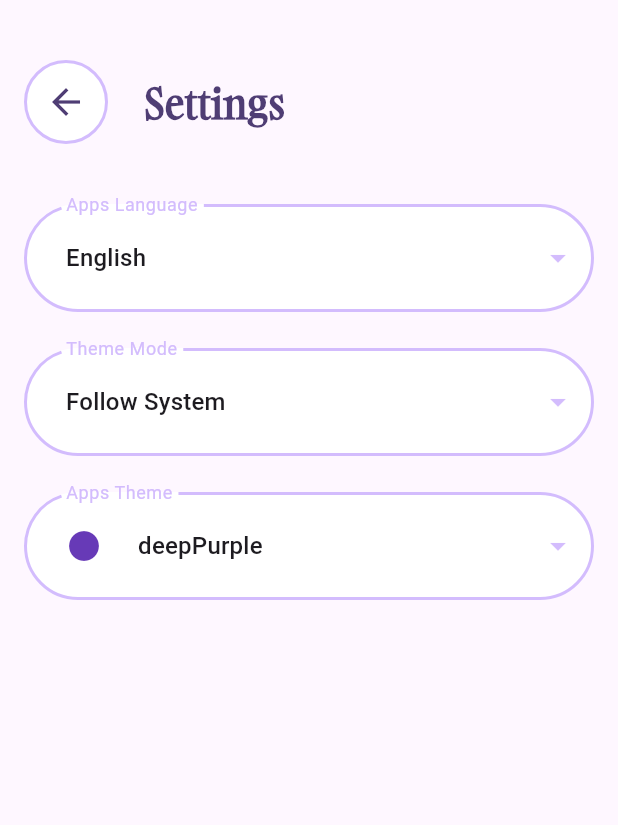
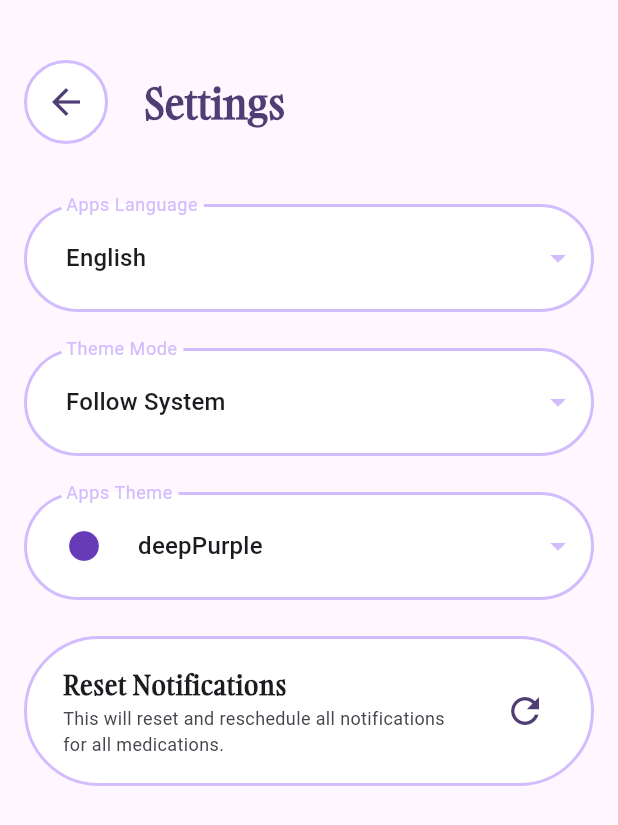
Before and after one commit to MoazSalem/Flutter_Pills_Reminder, a Flutter app: the SettingsScreen screen opened directly, on a phone screen of 412 x 824 dp. Shown: the top 825 px of the screen. Run offline on Flutter 3.47's test engine with Material 3 defaults, Android fonts, the phone set to English and light mode, and no system bars; our stand-ins replace flutter_local_notifications, flutter_timezone, get, hive_ce_flutter, permission_handler, timezone; accounts and stored records are empty; statements that could not run were skipped.

Commit message:
Add reset notifications to ui

```diff
--- a/lib/core/styles/sizes.dart
+++ b/lib/core/styles/sizes.dart
@@ -5,6 +5,7 @@ class AppSizes {
   static const double smallPadding = 8.0;
   static const double normalPadding = 16.0;
   static const double largePadding = 24.0;
+  static const double tinyTextSize = 12.0;
   static const double smallTextSize = 14.0;
   static const double normalTextSize = 18.0;
   static const double largeTextSize = 24.0;
--- /dev/null
+++ b/lib/core/widgets/reset_notifications.dart
@@ -0,0 +1,69 @@
+import 'package:flutter/material.dart';
+import 'package:get/get.dart';
+import 'package:pills_reminder/core/styles/sizes.dart';
+import 'package:pills_reminder/core/styles/styles.dart';
+import 'package:pills_reminder/core/widgets/custom_button.dart';
+import 'package:pills_reminder/features/notifications/presentation/controllers/notifications_controller.dart';
+
+class ResetNotifications extends StatelessWidget {
+  const ResetNotifications({super.key, this.id});
+  final int? id;
+
+  @override
+  Widget build(BuildContext context) {
+    final theme = Theme.of(context).colorScheme;
+    final controller = Get.find<NotificationsController>();
+    return Container(
+      height: AppSizes.appBarHeight,
+      decoration: BoxDecoration(
+        color: theme.surfaceContainerLowest,
+        borderRadius: BorderRadius.circular(AppSizes.roundedRadius),
+        border: Border.all(
+          color: theme.primaryFixedDim,
+          width: AppSizes.borderWidth,
+        ),
+      ),
+      child: Center(
+        child: ListTile(
+          title: Padding(
+            padding: const EdgeInsets.symmetric(
+              horizontal: AppSizes.smallPadding,
+            ),
+            child: Text(
+              'resetNotifications'.tr,
+              style: AppStyles.title.copyWith(
+                fontSize: AppSizes.normalTextSize,
+              ),
+            ),
+          ),
+          subtitle: Padding(
+            padding: const EdgeInsets.symmetric(
+              horizontal: AppSizes.smallPadding,
+            ),
+            child: Text(
+              id != null
+                  ? 'resetNotificationsDescription'.tr
+                  : 'resetAllNotificationsDescription'.tr,
+              style: AppStyles.subTitle.copyWith(
+                fontSize: AppSizes.tinyTextSize,
+              ),
+            ),
+          ),
+          trailing: CustomButton(
+            size: 40,
+            icon: Icon(
+              Icons.refresh,
+              size: AppSizes.largeIconSize,
+              color: theme.onPrimaryContainer,
+            ),
+            onTap: () async {
+              id != null
+                  ? await controller.rescheduleMedicationsNotifications(id: id!)
+                  : await controller.rescheduleAllNotifications();
+            },
+          ),
+        ),
+      ),
+    );
+  }
+}
--- a/lib/features/medications/presentation/screens/medication_screen/medication_screen.dart
+++ b/lib/features/medications/presentation/screens/medication_screen/medication_screen.dart
@@ -8,6 +8,7 @@ import 'package:pills_reminder/features/medications/presentation/controllers/med
 import 'package:pills_reminder/core/widgets/custom_button.dart';
 import 'package:pills_reminder/features/medications/presentation/screens/edit_medication_screen/edit_medication_screen.dart';
 import 'package:pills_reminder/features/medications/presentation/screens/medication_screen/widgets/frequency_and_days.dart';
+import 'package:pills_reminder/core/widgets/reset_notifications.dart';
 import 'package:pills_reminder/features/medications/presentation/screens/medication_screen/widgets/times_item.dart';
 
 class MedicationScreen extends StatefulWidget {
@@ -127,6 +128,12 @@ class _MedicationScreenState extends State<MedicationScreen> {
                   },
                 ),
               ),
+              Padding(
+                padding: const EdgeInsets.symmetric(
+                  vertical: AppSizes.normalPadding,
+                ),
+                child: ResetNotifications(id: widget.medication.id),
+              ),
             ],
           ),
         ),
--- a/lib/features/settings/presentation/screens/settings.dart
+++ b/lib/features/settings/presentation/screens/settings.dart
@@ -2,6 +2,7 @@ import 'package:flutter/material.dart';
 import 'package:get/get.dart';
 import 'package:pills_reminder/core/styles/sizes.dart';
 import 'package:pills_reminder/core/widgets/custom_drop_down.dart';
+import 'package:pills_reminder/core/widgets/reset_notifications.dart';
 import 'package:pills_reminder/features/settings/presentation/widgets/custom_app_bar.dart';
 import 'package:pills_reminder/features/settings/presentation/widgets/custom_theme_dropdown.dart';
 import 'package:pills_reminder/features/settings/presentation/controllers/settings_controller.dart';
@@ -41,6 +42,7 @@ class SettingsScreen extends StatelessWidget {
               },
             ),
             CustomThemeDropdown(themeController: themeController),
+            ResetNotifications(),
           ],
         ),
       ),
```
